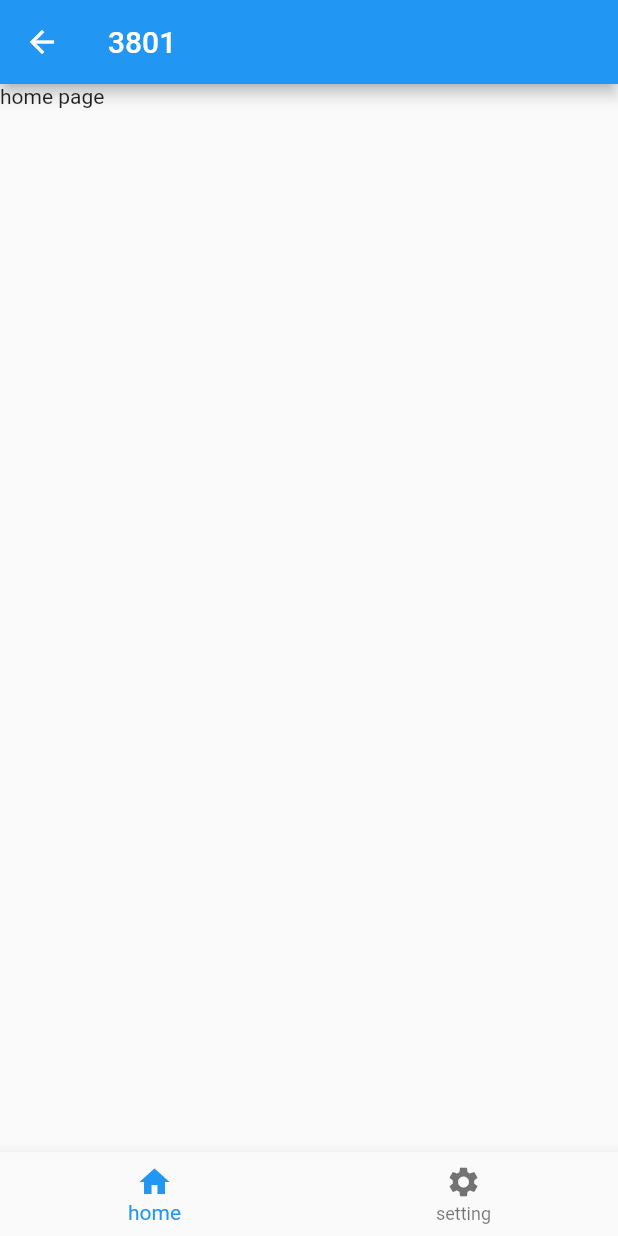
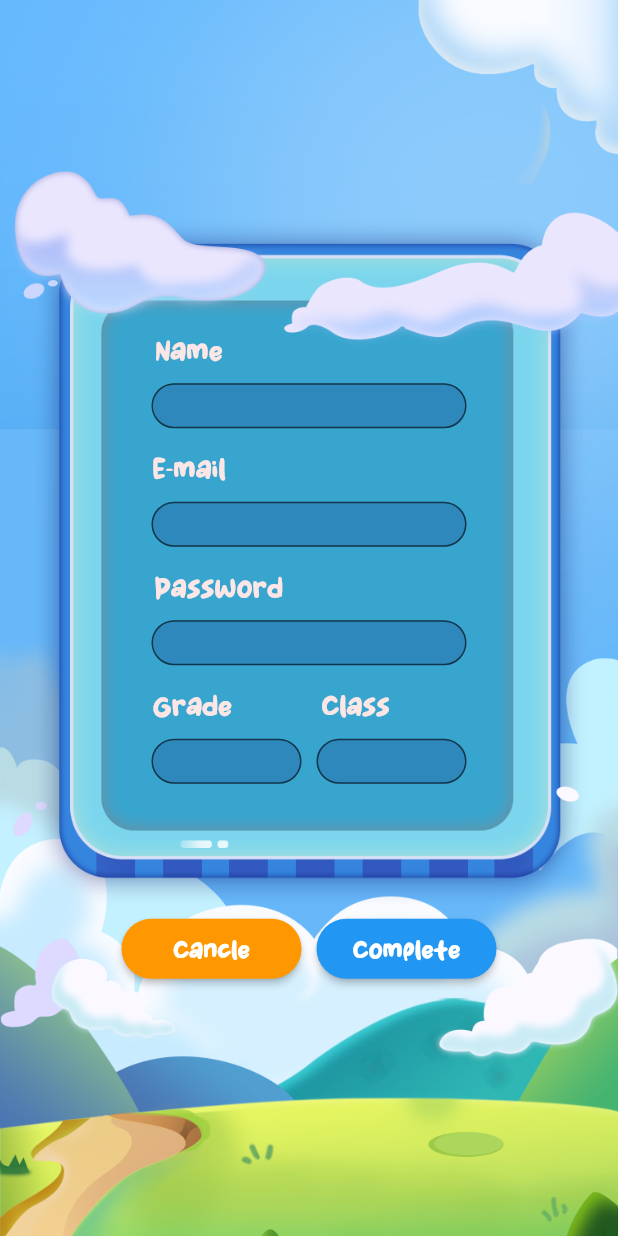
Before and after one commit to RicardoYam/calmPet, a Flutter app: the screen it shows after launch, after a tap on "Register", on a phone screen of 412 x 824 dp. Run offline on Flutter 3.47's test engine with Material 2 defaults, Android fonts, the phone set to English and light mode, and no system bars; our stand-ins replace font_awesome_flutter; network calls fail.

Commit message:
register finished

```diff
--- a/lib/main.dart
+++ b/lib/main.dart
@@ -3,6 +3,7 @@
 import 'package:flutter/material.dart';
 import 'pages/tabs.dart';
 import 'pages/user/login.dart';
+import 'pages/user/register.dart';
 
 void main() {
   runApp(MyApp());
@@ -18,7 +19,8 @@ const MyApp({ Key? key }) : super(key: key);
       home: Tabs(),
       routes: {
         '/login':(context) => Login(),
-        '/tabs':(context) => Tabs()
+        '/tabs':(context) => Tabs(),
+        '/register':(context) => Register()
       },
     );
   }
--- a/lib/pages/user/login.dart
+++ b/lib/pages/user/login.dart
@@ -78,7 +78,7 @@ class _LoginState extends State<Login> {
                 height: 40.0,
                 child: ElevatedButton(
                   child: Text("Register", style: TextStyle(fontFamily: 'test', fontSize: 16.0)),
-                  onPressed: () => Navigator.pushNamed(context, '/'),
+                  onPressed: () => Navigator.pushNamed(context, '/register'),
                   style: ElevatedButton.styleFrom(
                     primary: Colors.blue,
                     shape: RoundedRectangleBorder(
--- /dev/null
+++ b/lib/pages/user/register.dart
@@ -0,0 +1,178 @@
+// ignore_for_file: prefer_const_constructors
+
+import 'package:flutter/material.dart';
+
+class Register extends StatefulWidget {
+  const Register({ Key? key }) : super(key: key);
+
+  @override
+  _RegisterState createState() => _RegisterState();
+}
+
+class _RegisterState extends State<Register> {
+  @override
+  Widget build(BuildContext context) {
+    return Scaffold(
+      body: Container(
+        decoration: BoxDecoration(
+          image: DecorationImage(
+            image: AssetImage("images/register.png"),
+            fit: BoxFit.cover,
+          ),
+        ),
+        child: Center(
+          child: Column(
+            mainAxisAlignment: MainAxisAlignment.center,
+            children: [
+              SizedBox(height: 50.0,),
+              Row(
+                mainAxisAlignment: MainAxisAlignment.center,
+                children: [
+                  Text("Name", style: TextStyle(fontFamily: 'test', fontSize: 18.0, color: Color.fromARGB(255, 253, 230, 230))),
+                  SizedBox(width: 160.0)
+                ],
+              ),
+              SizedBox(height: 10.0),
+              SizedBox(
+              width: 210.0,
+              height: 30.0,
+              child: TextField(
+                decoration: InputDecoration(
+                  border: OutlineInputBorder(
+                    borderRadius: BorderRadius.circular(50.0)
+                  ),
+                  filled: true,
+                  fillColor: Color.fromARGB(51, 5, 20, 110)),
+                style: TextStyle(fontFamily: 'test', fontSize: 16.0)
+                ),
+              ),
+              SizedBox(height: 15.0),
+              Row(
+                mainAxisAlignment: MainAxisAlignment.center,
+                children: [
+                  Text("E-mail", style: TextStyle(fontFamily: 'test', fontSize: 18.0, color: Color.fromARGB(255, 253, 230, 230))),
+                  SizedBox(width: 160.0)
+                ],
+              ),
+              SizedBox(height: 10.0),
+              SizedBox(
+                width: 210.0,
+                height: 30.0,
+                child: TextField(
+                  decoration: InputDecoration(
+                    border: OutlineInputBorder(
+                      borderRadius: BorderRadius.circular(50.0)
+                    ),
+                    filled: true,
+                    fillColor: Color.fromARGB(51, 5, 20, 110)),
+                  style: TextStyle(fontFamily: 'test', fontSize: 16.0)
+                ),
+              ),
+              SizedBox(height: 15.0),
+              Row(
+                mainAxisAlignment: MainAxisAlignment.center,
+                children: [
+                  Text("Password", style: TextStyle(fontFamily: 'test', fontSize: 18.0, color: Color.fromARGB(255, 253, 230, 230))),
+                  SizedBox(width: 120.0)
+                ],
+              ),
+              SizedBox(height: 10.0),
+              SizedBox(
+                width: 210.0,
+                height: 30.0,
+                child: TextField(
+                  decoration: InputDecoration(
+                    border: OutlineInputBorder(
+                      borderRadius: BorderRadius.circular(50.0)
+                    ),
+                    filled: true,
+                    fillColor: Color.fromARGB(51, 5, 20, 110)),
+                  style: TextStyle(fontFamily: 'test', fontSize: 16.0)
+                ),
+              ),
+            SizedBox(height: 15.0),
+              Row(
+                mainAxisAlignment: MainAxisAlignment.center,
+                children: [
+                  Row(children: [
+                    Text("Grade", style: TextStyle(fontFamily: 'test', fontSize: 18.0, color: Color.fromARGB(255, 253, 230, 230))),
+                    SizedBox(width: 60.0)
+                  ],),
+                  Row(children: [
+                    Text("Class", style: TextStyle(fontFamily: 'test', fontSize: 18.0, color: Color.fromARGB(255, 253, 230, 230))),
+                    SizedBox(width: 50.0)
+                  ],)
+                ],
+              ),
+              SizedBox(height: 10.0),
+            Row(
+              mainAxisAlignment: MainAxisAlignment.center,
+              children: [
+                SizedBox(
+                  width: 100.0,
+                  height: 30.0,
+                  child: TextField(
+                  decoration: InputDecoration(
+                    border: OutlineInputBorder(
+                      borderRadius: BorderRadius.circular(50.0)
+                    ),
+                    filled: true,
+                    fillColor: Color.fromARGB(51, 5, 20, 110)),
+                  style: TextStyle(fontFamily: 'test', fontSize: 16.0)
+                ),
+                ),
+                SizedBox(width: 10.0),
+                SizedBox(
+                  width: 100.0,
+                  height: 30.0,
+                  child: TextField(
+                  decoration: InputDecoration(
+                    border: OutlineInputBorder(
+                      borderRadius: BorderRadius.circular(50.0)
+                    ),
+                    filled: true,
+                    fillColor: Color.fromARGB(51, 5, 20, 110)),
+                  style: TextStyle(fontFamily: 'test', fontSize: 16.0)
+                ),
+                ),
+                ],
+          ),
+          SizedBox(height: 90.0,),
+          Row(
+            mainAxisAlignment: MainAxisAlignment.center,
+            children: [
+              SizedBox(
+                width: 120.0,
+                height: 40.0,
+                child: ElevatedButton(
+                  child: Text("Cancle", style: TextStyle(fontFamily: 'test', fontSize: 16.0)),
+                  onPressed: () => Navigator.pushNamed(context, '/login'),
+                  style: ElevatedButton.styleFrom(
+                    primary: Colors.orange,
+                    shape: RoundedRectangleBorder(
+                      borderRadius: BorderRadius.circular(20)
+                    )
+                  ),
+              )),
+              SizedBox(width: 10.0),
+              SizedBox(
+                width: 120.0,
+                height: 40.0,
+                child: ElevatedButton(
+                  child: Text("Complete", style: TextStyle(fontFamily: 'test', fontSize: 16.0)),
+                  onPressed: () => Navigator.pushNamed(context, '/login'),
+                  style: ElevatedButton.styleFrom(
+                    primary: Colors.blue,
+                    shape: RoundedRectangleBorder(
+                      borderRadius: BorderRadius.circular(20)
+                    )
+                )),
+              )],
+          ),
+            ],
+          ),
+        )
+        )
+    );
+  }
+}
--- a/pubspec.yaml
+++ b/pubspec.yaml
@@ -61,6 +61,7 @@ flutter:
   # To add assets to your application, add an assets section, like this:
   assets:
     - images/login.png
+    - images/register.png
 
   fonts:
     - family: kang
```
Also changed, not shown: images/2.0x/login.png, images/2.0x/register.png (added), images/3.0x/login.png, images/3.0x/register.png (added), images/login.png, images/register.png (added).
